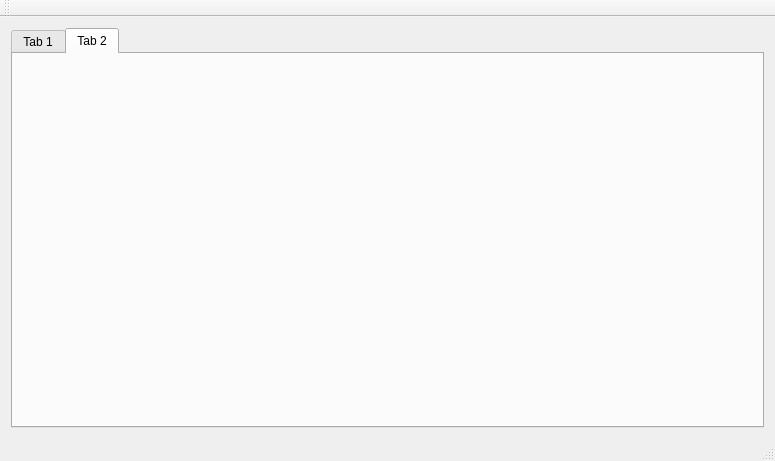
Above: Projeto de teste/mainwindow.ui from hbarbosa02/ImageProcessing before the change. Below: the same form after it.
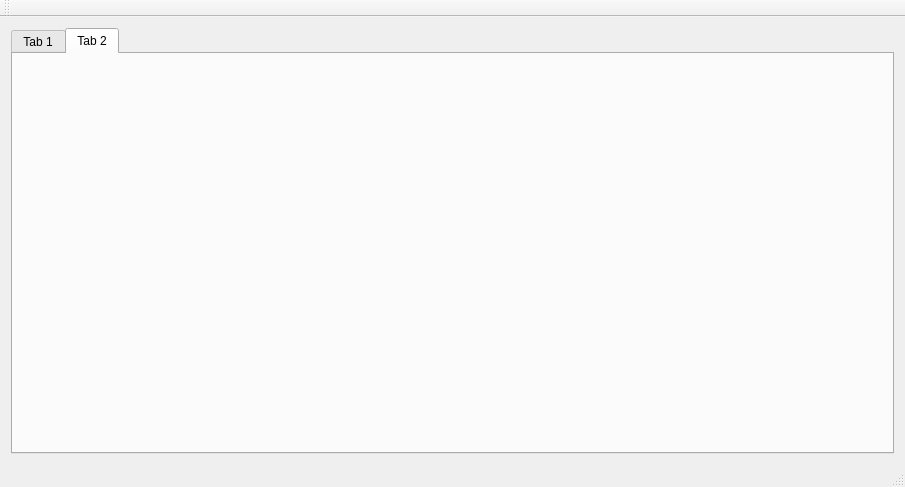
That is the form after the change. The open tabs and pages were chosen to show the change.

```diff
--- a/Projeto de teste/mainwindow.ui
+++ b/Projeto de teste/mainwindow.ui
@@ -6,8 +6,8 @@
    <rect>
     <x>0</x>
     <y>0</y>
-    <width>775</width>
-    <height>461</height>
+    <width>905</width>
+    <height>487</height>
    </rect>
   </property>
   <property name="minimumSize">
@@ -64,6 +64,47 @@
        <attribute name="title">
         <string>Tab 2</string>
        </attribute>
+       <widget class="QWidget" name="widget_3" native="true">
+        <property name="geometry">
+         <rect>
+          <x>10</x>
+          <y>190</y>
+          <width>361</width>
+          <height>181</height>
+         </rect>
+        </property>
+       </widget>
+       <widget class="QWidget" name="widget_4" native="true">
+        <property name="geometry">
+         <rect>
+          <x>10</x>
+          <y>10</y>
+          <width>361</width>
+          <height>171</height>
+         </rect>
+        </property>
+       </widget>
+       <widget class="QWidget" name="widget_5" native="true">
+        <property name="geometry">
+         <rect>
+          <x>380</x>
+          <y>190</y>
+          <width>491</width>
+          <height>181</height>
+         </rect>
+        </property>
+       </widget>
+       <widget class="QWidget" name="widget_2" native="true">
+        <property name="geometry">
+         <rect>
+          <x>380</x>
+          <y>10</y>
+          <width>491</width>
+          <height>171</height>
+         </rect>
+        </property>
+        <zorder>pushButton</zorder>
+       </widget>
       </widget>
      </widget>
     </item>
```
Left out of the diff: 17 changed lines with no effect on the pictures. Lines whose indentation alone changed are shown as unchanged.
